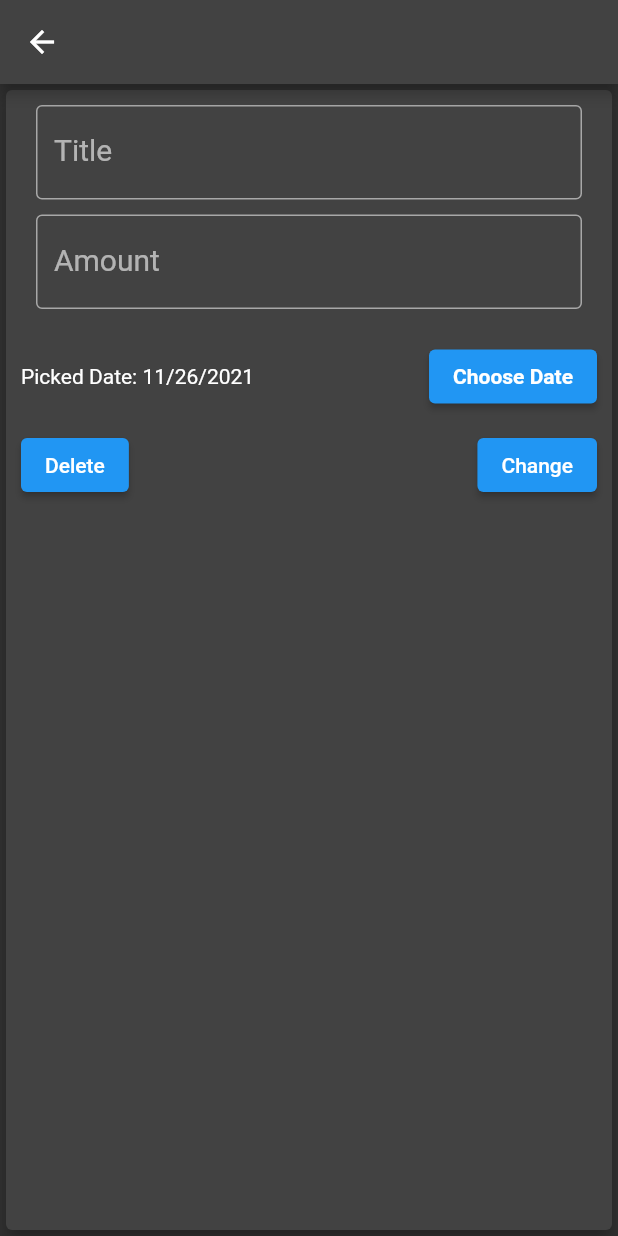
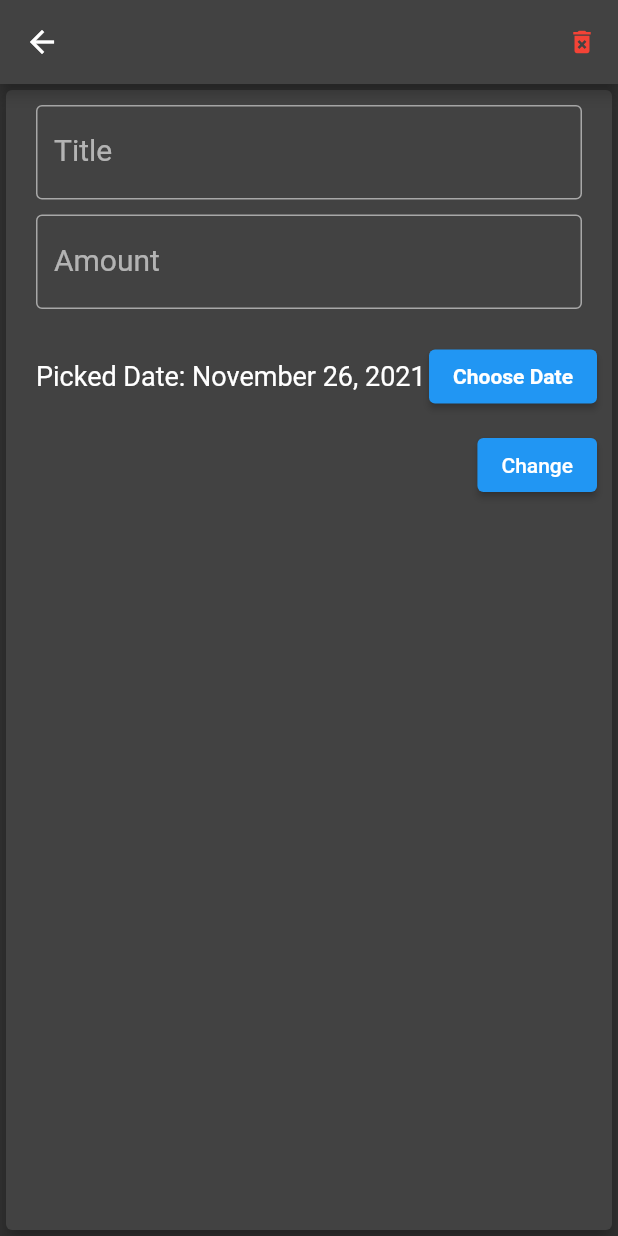
Before and after one commit to DoomHopes/cost_accounting, a Flutter app: the TransactionDetail screen opened directly with empty values, on a phone screen of 412 x 824 dp. Run offline on Flutter 3.47's test engine with Material 2 defaults, Android fonts, the phone set to English and light mode, and no system bars; our stand-ins replace flutter_riverpod, sqflite; accounts and stored records are empty.

Commit message:
some change

```diff
--- a/lib/main.dart
+++ b/lib/main.dart
@@ -14,6 +14,7 @@ class MyApp extends StatelessWidget {
     return MaterialApp(
       title: 'Cost Accounting',
       theme: ThemeData.dark(),
+      debugShowCheckedModeBanner: false,
       home: const TransactionPage(),
     );
   }
--- a/lib/presentation/core/transaction_detail.dart
+++ b/lib/presentation/core/transaction_detail.dart
@@ -53,6 +53,26 @@ class _TransactionDetailState extends State<TransactionDetail> {
     return Scaffold(
       appBar: AppBar(
         title: Text(widget.transactionModel.title),
+        actions: [
+          Consumer(
+            builder: (context, watch, child) {
+              final consumerNotifier = watch.watch(transactionNotifier);
+              return IconButton(
+                onPressed: () {
+                  consumerNotifier
+                      .deleteTransaction(widget.transactionModel.id);
+
+                  Navigator.of(context).pop();
+                },
+                icon: const Icon(
+                  Icons.delete_forever,
+                  color: Colors.red,
+                  size: 20,
+                ),
+              );
+            },
+          ),
+        ],
       ),
       body: Card(
         elevation: 5,
@@ -74,10 +94,16 @@ class _TransactionDetailState extends State<TransactionDetail> {
               SizedBox(
                 height: 70,
                 child: Row(
+                  mainAxisAlignment: MainAxisAlignment.spaceBetween,
                   children: <Widget>[
-                    Expanded(
+                    Container(
+                      padding: const EdgeInsets.only(left: 10),
                       child: Text(
-                          'Picked Date: ${DateFormat.yMd().format(_selectedDate)}'),
+                        'Picked Date: ${DateFormat.yMMMMd().format(_selectedDate)}',
+                        style: const TextStyle(
+                          fontSize: 18,
+                        ),
+                      ),
                     ),
                     ElevatedButton(
                       child: const Text(
@@ -94,19 +120,7 @@ class _TransactionDetailState extends State<TransactionDetail> {
               Consumer(
                 builder: (context, watch, child) {
                   final consumerNotifier = watch.watch(transactionNotifier);
-                  return Row(
-                    mainAxisAlignment: MainAxisAlignment.spaceBetween,
-                    children: <Widget>[
-                      ElevatedButton(
-                        onPressed: () {
-                          consumerNotifier
-                              .deleteTransaction(widget.transactionModel.id);
-
-                          Navigator.of(context).pop();
-                        },
-                        child: const Text('Delete'),
-                      ),
-                      ElevatedButton(
+                  return ElevatedButton(
                     onPressed: () {
                       if (_titleController.text.isEmpty ||
                           _amountController.text.isEmpty) {
@@ -117,16 +131,14 @@ class _TransactionDetailState extends State<TransactionDetail> {
                           id: widget.transactionModel.id,
                           title: _titleController.text,
                           amount: _amountController.text,
-                              date: _selectedDate.millisecondsSinceEpoch
-                                  .toString());
+                          date:
+                              _selectedDate.millisecondsSinceEpoch.toString());
 
                       consumerNotifier.updateTransaction(transactionModel);
 
                       Navigator.of(context).pop();
                     },
                     child: const Text('Change'),
-                      ),
-                    ],
                   );
                 },
               ),
```
Also changed, not shown: lib/presentation/core/transaction_form.dart (+8 -2 lines), lib/presentation/widgets/button_widget.dart (added, +17 -0 lines). Lines whose indentation alone changed are shown as unchanged.
